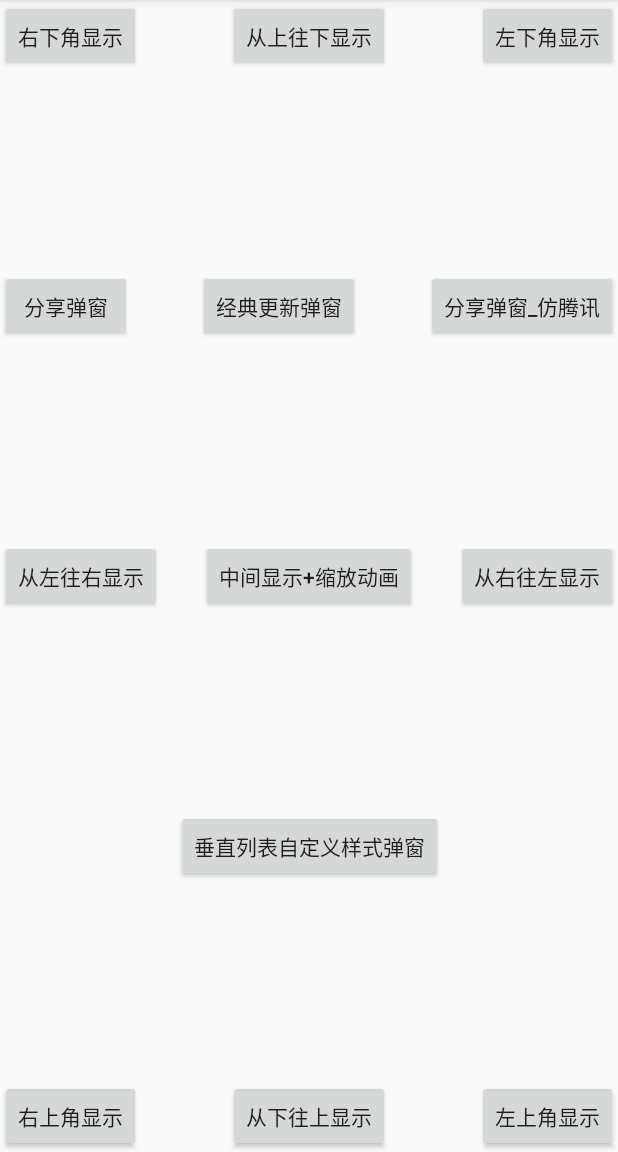
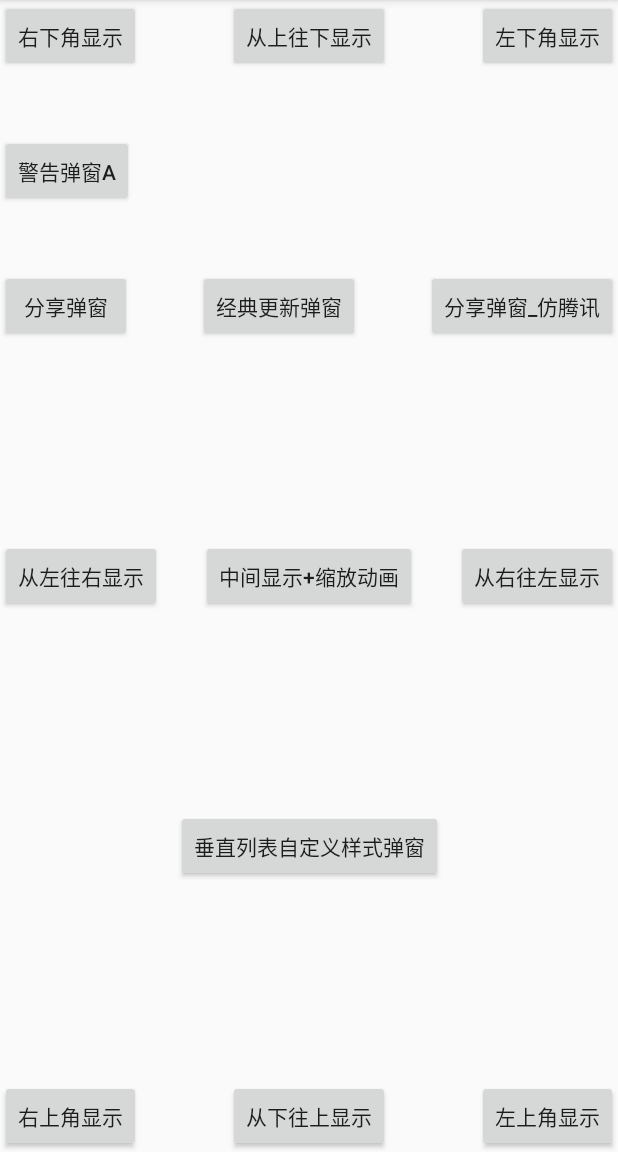
Before and after one commit to FanChael/CommonPopupWindow, an Android app: the screen it shows after launch (MainActivity), on a phone screen of 412 x 824 dp, the part 84-1236 px from its top. Run offline under Robolectric (Android 15) with nearby library versions, the light colour scheme and no system bars; 1 statement that could not run was skipped.

Commit message:
新增警告类弹窗之A类型；

```diff
--- a/app/src/main/res/layout/activity_main.xml
+++ b/app/src/main/res/layout/activity_main.xml
@@ -99,9 +99,9 @@
         android:layout_height="wrap_content"
         android:onClick="testPop"
         android:text="分享弹窗"
-        app:layout_constraintBottom_toTopOf="@id/am_left_btn"
+        app:layout_constraintBottom_toTopOf="@+id/am_left_btn"
         app:layout_constraintStart_toStartOf="parent"
-        app:layout_constraintTop_toBottomOf="@id/am_lefttop_btn" />
+        app:layout_constraintTop_toBottomOf="@+id/am_lefttop_btn" />
 
     <Button
         android:id="@+id/am_share_ftecent_btn"
@@ -109,9 +109,9 @@
         android:layout_height="wrap_content"
         android:onClick="testPop"
         android:text="分享弹窗_仿腾讯"
-        app:layout_constraintBottom_toTopOf="@id/am_right_btn"
+        app:layout_constraintBottom_toTopOf="@+id/am_right_btn"
         app:layout_constraintEnd_toEndOf="parent"
-        app:layout_constraintTop_toBottomOf="@id/am_righttop_btn" />
+        app:layout_constraintTop_toBottomOf="@+id/am_righttop_btn" />
 
     <Button
         android:id="@+id/am_register_btn"
@@ -119,9 +119,9 @@
         android:layout_height="wrap_content"
         android:onClick="testPop"
         android:text="注册弹窗"
-        app:layout_constraintBottom_toTopOf="@id/am_right_btn"
+        app:layout_constraintBottom_toTopOf="@+id/am_right_btn"
         app:layout_constraintStart_toStartOf="parent"
-        app:layout_constraintTop_toBottomOf="@id/am_leftbottom_btn" />
+        app:layout_constraintTop_toBottomOf="@+id/am_leftbottom_btn" />
 
     <Button
         android:id="@+id/am_login_btn"
@@ -129,9 +129,9 @@
         android:layout_height="wrap_content"
         android:onClick="testPop"
         android:text="登录弹窗"
-        app:layout_constraintBottom_toTopOf="@id/am_right_btn"
+        app:layout_constraintBottom_toTopOf="@+id/am_right_btn"
         app:layout_constraintEnd_toEndOf="parent"
-        app:layout_constraintTop_toBottomOf="@id/am_rightbottom_btn" />
+        app:layout_constraintTop_toBottomOf="@+id/am_rightbottom_btn" />
 
     <Button
         android:id="@+id/am_normal_update_btn"
@@ -139,10 +139,10 @@
         android:layout_height="wrap_content"
         android:onClick="testPop"
         android:text="经典更新弹窗"
-        app:layout_constraintBottom_toTopOf="@id/am_center_btn"
-        app:layout_constraintStart_toEndOf="@id/am_share_btn"
-        app:layout_constraintEnd_toStartOf="@id/am_share_ftecent_btn"
-        app:layout_constraintTop_toBottomOf="@id/am_top_btn" />
+        app:layout_constraintBottom_toTopOf="@+id/am_center_btn"
+        app:layout_constraintEnd_toStartOf="@+id/am_share_ftecent_btn"
+        app:layout_constraintStart_toEndOf="@+id/am_share_btn"
+        app:layout_constraintTop_toBottomOf="@+id/am_top_btn" />
 
     <Button
         android:id="@+id/am_vlist_btn"
@@ -150,8 +150,18 @@
         android:layout_height="wrap_content"
         android:onClick="testPop"
         android:text="垂直列表自定义样式弹窗"
-        app:layout_constraintBottom_toTopOf="@id/am_bottom_btn"
-        app:layout_constraintStart_toEndOf="@id/am_register_btn"
-        app:layout_constraintEnd_toStartOf="@id/am_login_btn"
-        app:layout_constraintTop_toBottomOf="@id/am_center_btn" />
+        app:layout_constraintBottom_toTopOf="@+id/am_bottom_btn"
+        app:layout_constraintEnd_toStartOf="@+id/am_login_btn"
+        app:layout_constraintStart_toEndOf="@+id/am_register_btn"
+        app:layout_constraintTop_toBottomOf="@+id/am_center_btn" />
+
+    <Button
+        android:id="@+id/am_alertA_btn"
+        android:layout_width="wrap_content"
+        android:layout_height="wrap_content"
+        android:onClick="testPop"
+        android:text="警告弹窗A"
+        app:layout_constraintBottom_toTopOf="@+id/am_share_btn"
+        app:layout_constraintStart_toStartOf="parent"
+        app:layout_constraintTop_toBottomOf="@+id/am_righttop_btn" />
 </android.support.constraint.ConstraintLayout>
--- a/poplibrary/src/main/res/values/strings.xml
+++ b/poplibrary/src/main/res/values/strings.xml
@@ -3,6 +3,7 @@
 
     <!--状态-->
     <string name="cancel">取消</string>
+    <string name="ok">确定</string>
     <string name="share_to">分享至</string>
 
     <!--登录注册-->
```
Also changed, not shown: app/src/main/java/pop/hl/com/commonpopupwindow/MainActivity.java (+19 -9 lines), poplibrary/src/main/java/pop/hl/com/poplibrary/AlertPopView.java (added, +168 -0 lines), poplibrary/src/main/java/pop/hl/com/poplibrary/OnEventListenner.java (+7 -0 lines), poplibrary/src/main/res/layout/pop_alert.xml (added, +111 -0 lines), 1 other file.
